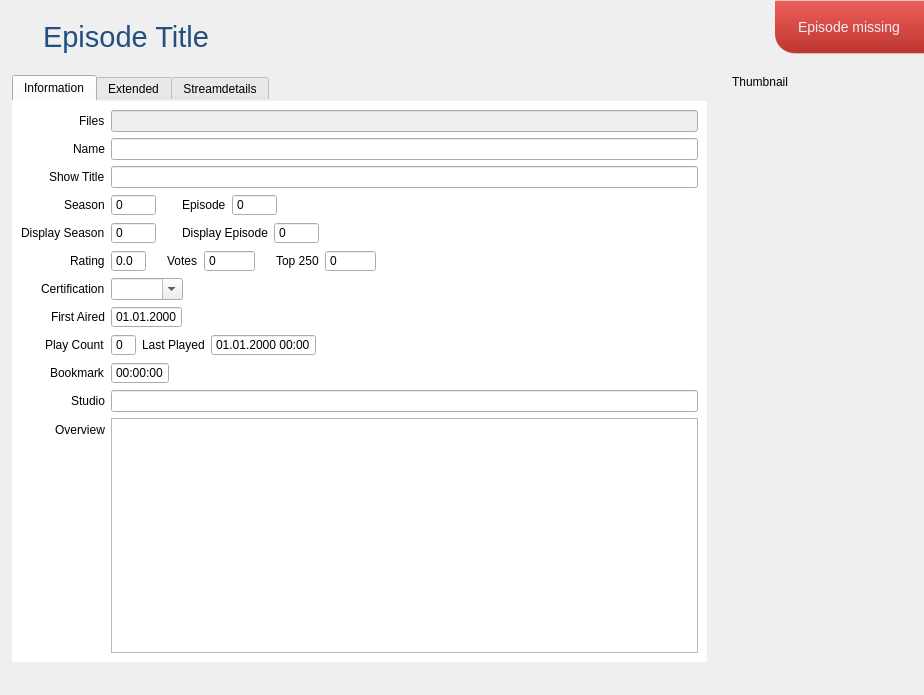
This is tvShows/TvShowWidgetEpisode.ui in Komet/MediaElch as Qt 5 draws it before an edit. The edited form follows.
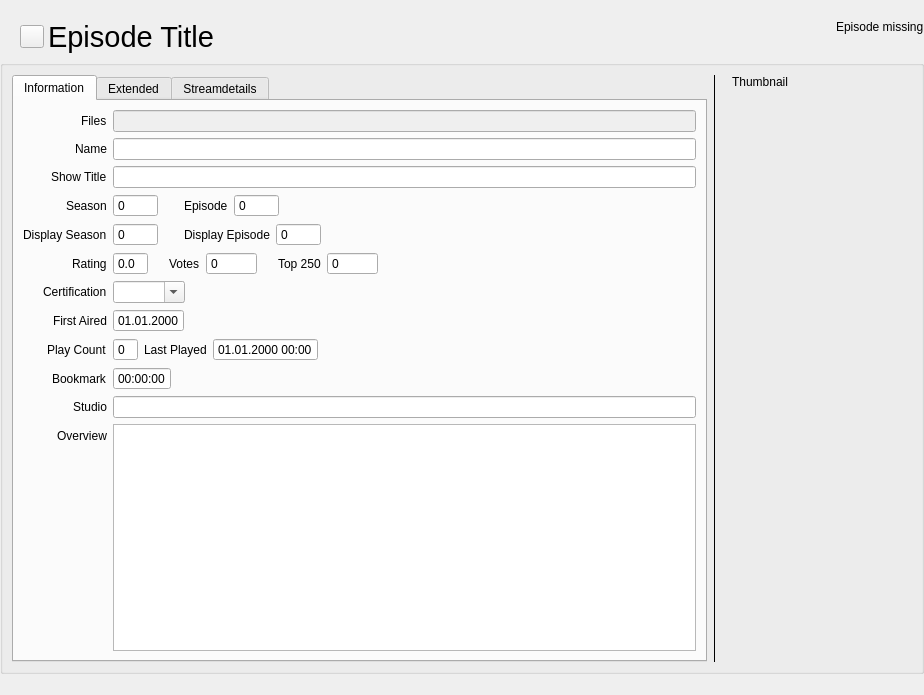
This is the edited form. Icons and pictures are not drawn. Custom widgets are drawn as their Qt base class.

```diff
--- a/tvShows/TvShowWidgetEpisode.ui
+++ b/tvShows/TvShowWidgetEpisode.ui
@@ -13,16 +13,6 @@
   <property name="windowTitle">
    <string>Form</string>
   </property>
-  <property name="styleSheet">
-   <string notr="true">#tabWidget {
-	border: 0;
-}
-
-#tab, #tab_2, #tab1 {
-	background-color: #ffffff;
-}
-</string>
-  </property>
   <layout class="QVBoxLayout" name="verticalLayout" stretch="0,1">
    <property name="leftMargin">
     <number>0</number>
@@ -75,11 +65,6 @@
            <property name="toolTip">
             <string>Episode has changed. Click to revert changes.</string>
            </property>
-           <property name="styleSheet">
-            <string notr="true">QToolButton {
-	border: none;
-}</string>
-           </property>
            <property name="text">
             <string/>
            </property>
@@ -97,10 +82,6 @@
              <pointsize>22</pointsize>
             </font>
            </property>
-           <property name="styleSheet">
-            <string notr="true">color: #224f7f;
-</string>
-           </property>
            <property name="text">
             <string>Episode Title</string>
            </property>
@@ -131,18 +112,6 @@
      </item>
      <item>
       <widget class="QLabel" name="missingLabel">
-       <property name="styleSheet">
-        <string notr="true">border-bottom-left-radius: 20px; 
-padding-top: 5px; 
-padding-bottom: 5px; 
-color: #f0f0f0; 
-font-size: 14px; 
-padding-left: 20px; 
-padding-right: 20px; 
-background-color: qlineargradient(spread:pad, x1:0, y1:0, x2:0, y2:1, stop:0 rgba(238, 95, 91, 255), stop:1 rgba(189, 53, 47, 255));
-border-top: 1px solid rgba(255, 255, 255, 80); 
-border-bottom: 1px solid rgba(255, 255, 255, 80)</string>
-       </property>
        <property name="text">
         <string>Episode missing</string>
        </property>
@@ -152,13 +121,6 @@
    </item>
    <item>
     <widget class="QGroupBox" name="groupBox_3">
-     <property name="styleSheet">
-      <string notr="true">QGroupBox {
-	border-radius: 0;
-	background-color: transparent;
-}
-</string>
-     </property>
      <property name="title">
       <string/>
      </property>
@@ -1174,9 +1136,6 @@
       </item>
       <item>
        <widget class="Line" name="line">
-        <property name="styleSheet">
-         <string notr="true">color: #ebebeb;</string>
-        </property>
         <property name="frameShadow">
          <enum>QFrame::Plain</enum>
         </property>
```
